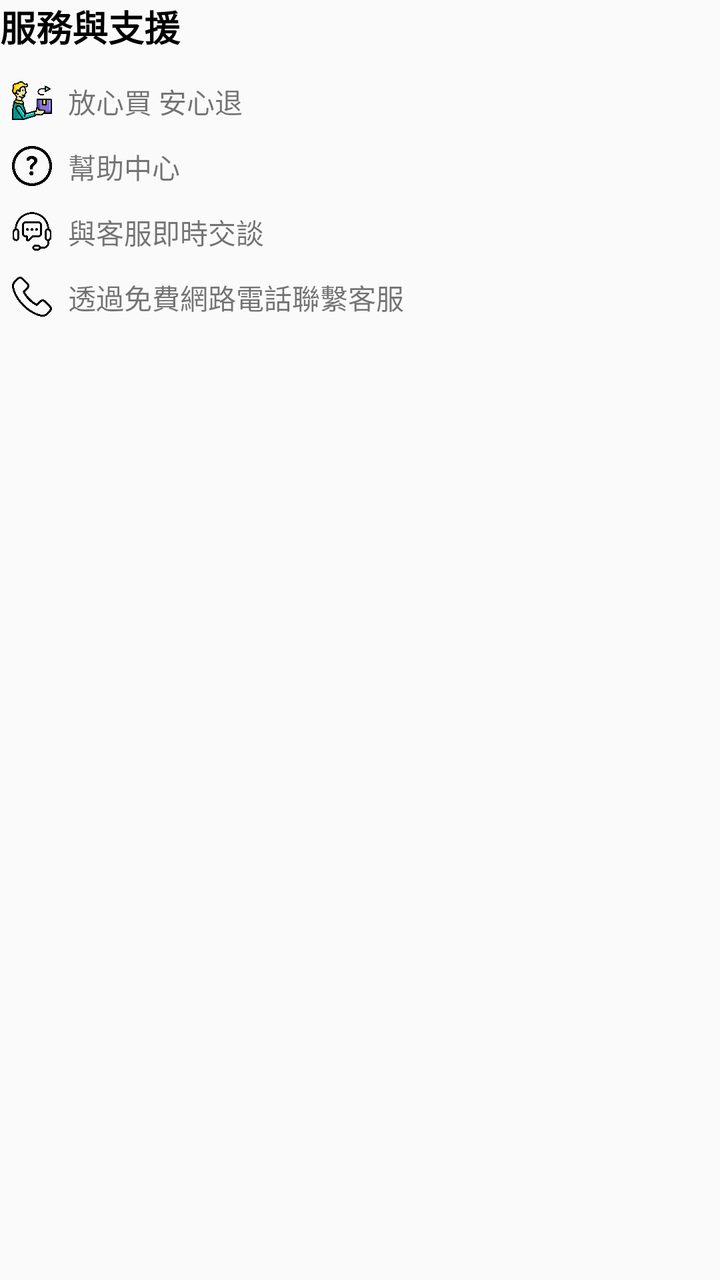
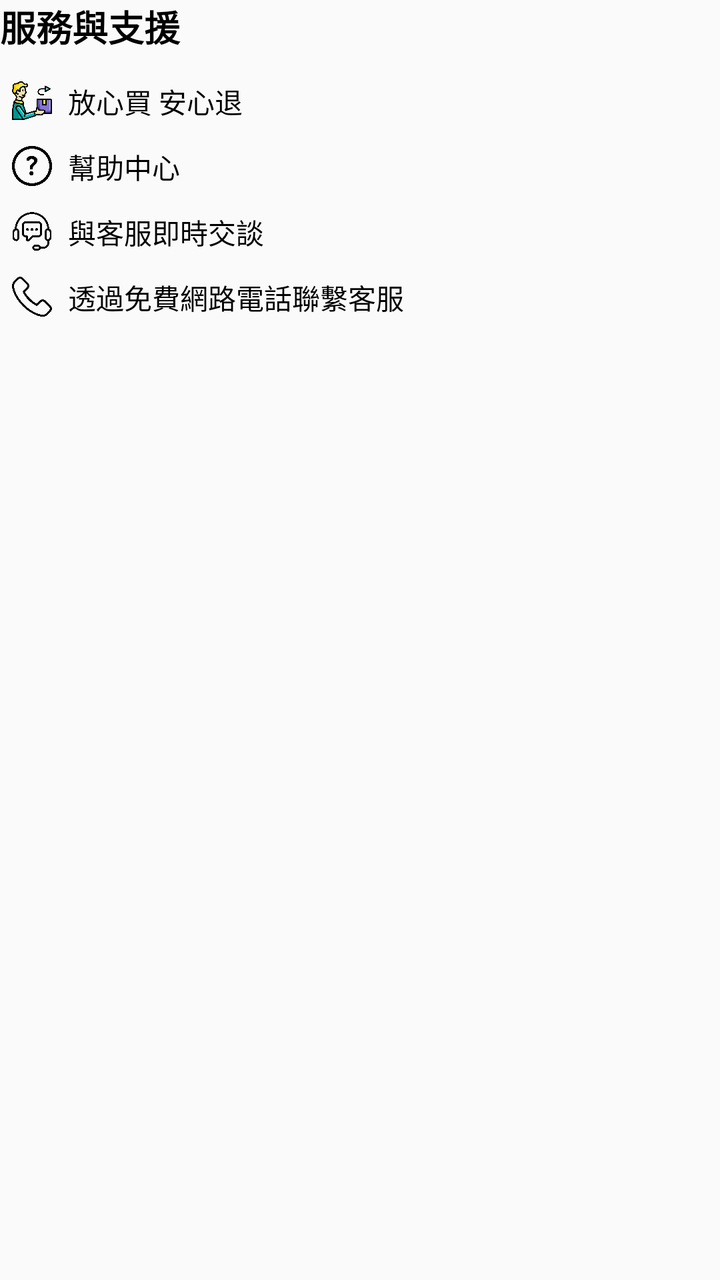

Two renders of the same Android screen: before a commit and after it. Below are the layout's source before the change and the commit's diff.
<!-- AndroidManifest.xml: application theme Theme.Dried_shrimp -->
<!-- res/layout/section_support.xml -->
<?xml version="1.0" encoding="utf-8"?>
<LinearLayout xmlns:android="http://schemas.android.com/apk/res/android"
    android:layout_width="match_parent"
    android:layout_height="wrap_content"
    xmlns:app="http://schemas.android.com/apk/res-auto"
    android:orientation="vertical">

    <TextView
        android:id="@+id/textView18"
        android:layout_width="match_parent"
        android:layout_height="wrap_content"
        android:text="@string/Service_and_Support"
        android:textStyle="bold"
        android:textColor="@color/black"
        android:textSize="18sp"
        android:paddingBottom="8dp" />

    <LinearLayout
        android:layout_width="match_parent"
        android:layout_height="wrap_content"
        android:orientation="horizontal"
        android:padding="6dp">

        <ImageView
            android:id="@+id/imageView3"
            android:layout_width="20dp"
            android:layout_height="20dp"
            app:srcCompat="@drawable/return_goods"/>

        <TextView
            android:id="@+id/tvBuy_and_return"
            android:layout_width="wrap_content"
            android:layout_height="wrap_content"
            android:layout_marginStart="8dp"
            android:text="@string/Buy_and_return" />
    </LinearLayout>

    <LinearLayout
        android:layout_width="match_parent"
        android:layout_height="wrap_content"
        android:orientation="horizontal"
        android:padding="6dp">

        <ImageView
            android:id="@+id/imageView4"
            android:layout_width="20dp"
            android:layout_height="20dp"
            app:srcCompat="@drawable/question" />

        <TextView
            android:id="@+id/tvHelp_Center"
            android:layout_width="wrap_content"
            android:layout_height="wrap_content"
            android:layout_marginStart="8dp"
            android:text="@string/Help_Center" />
    </LinearLayout>

    <LinearLayout
        android:layout_width="match_parent"
        android:layout_height="wrap_content"
        android:orientation="horizontal"
        android:padding="6dp">

        <ImageView
            android:id="@+id/imageView5"
            android:layout_width="20dp"
            android:layout_height="20dp"
            app:srcCompat="@drawable/customer_support" />

        <TextView
            android:id="@+id/tvcustomer"
            android:layout_width="wrap_content"
            android:layout_height="wrap_content"
            android:layout_marginStart="8dp"
            android:text="@string/customer" />
    </LinearLayout>

    <LinearLayout
        android:layout_width="match_parent"
        android:layout_height="wrap_content"
        android:orientation="horizontal"
        android:padding="6dp">

        <ImageView
            android:id="@+id/imageView6"
            android:layout_width="20dp"
            android:layout_height="20dp"
            app:srcCompat="@drawable/telephone" />

        <TextView
            android:id="@+id/tvcall_customer"
            android:layout_width="wrap_content"
            android:layout_height="wrap_content"
            android:layout_marginStart="8dp"
            android:text="@string/call_customer" />
    </LinearLayout>

</LinearLayout>
<!-- resources referenced by this layout -->
<resources>
  <color name="black">#000000</color>
  <!-- drawable customer_support: png bitmap (drawable, 16732 bytes) -->
  <!-- drawable question: png bitmap (drawable, 17551 bytes) -->
  <!-- drawable return_goods: png bitmap (drawable, 39447 bytes) -->
  <!-- drawable telephone: png bitmap (drawable, 9480 bytes) -->
  <string name="Buy_and_return">放心買 安心退</string>
  <string name="Help_Center">幫助中心</string>
  <string name="Service_and_Support">服務與支援</string>
  <string name="call_customer">透過免費網路電話聯繫客服</string>
  <string name="customer">與客服即時交談</string>
  <style name="Theme.Dried_shrimp" parent="Base.Theme.Dried_shrimp" />
  <style name="Base.Theme.Dried_shrimp" parent="Theme.MaterialComponents.DayNight.NoActionBar.Bridge">
          
          
      </style>
</resources>

<!-- the commit's change to res/layout/section_support.xml (unified diff, before → after) -->
@@ -32,6 +32,7 @@
             android:layout_width="wrap_content"
             android:layout_height="wrap_content"
             android:layout_marginStart="8dp"
+            android:textColor="@color/black"
             android:text="@string/Buy_and_return" />
     </LinearLayout>
 
@@ -52,6 +53,7 @@
             android:layout_width="wrap_content"
             android:layout_height="wrap_content"
             android:layout_marginStart="8dp"
+            android:textColor="@color/black"
             android:text="@string/Help_Center" />
     </LinearLayout>
 
@@ -72,6 +74,7 @@
             android:layout_width="wrap_content"
             android:layout_height="wrap_content"
             android:layout_marginStart="8dp"
+            android:textColor="@color/black"
             android:text="@string/customer" />
     </LinearLayout>
 
@@ -92,6 +95,7 @@
             android:layout_width="wrap_content"
             android:layout_height="wrap_content"
             android:layout_marginStart="8dp"
+            android:textColor="@color/black"
             android:text="@string/call_customer" />
     </LinearLayout>
 
